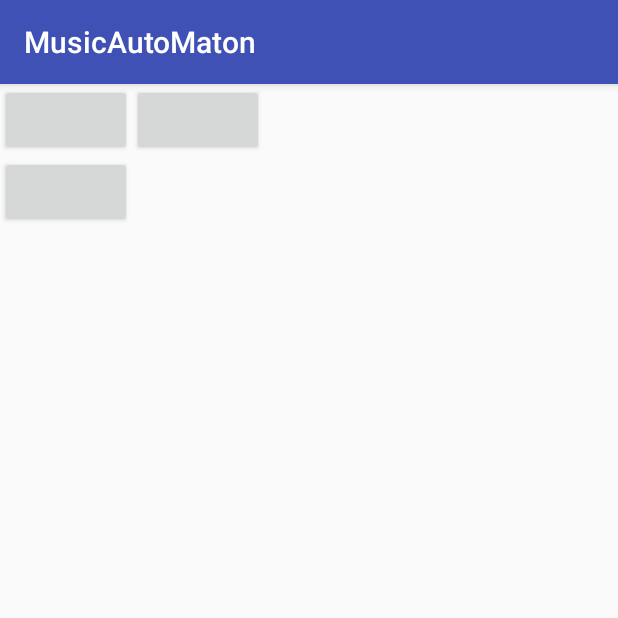
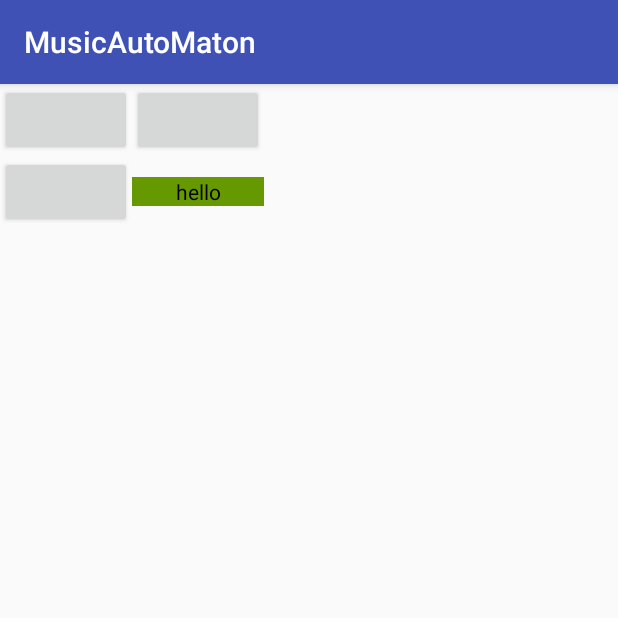
Before and after one commit to SShayashi/Game-of-Life-with-sound, an Android app: the screen it shows after launch (MainActivity), on a phone screen of 412 x 824 dp, the top half of it. Run offline under Robolectric (Android 15) with nearby library versions, the phone set to English and light mode, and no system bars.

Commit message:
Cellの一つにcell viewを追加するまで

```diff
--- a/app/src/main/java/com/sshayashi/musicgame/CellView.java
+++ b/app/src/main/java/com/sshayashi/musicgame/CellView.java
@@ -3,21 +3,16 @@ package com.sshayashi.musicgame;
 import android.content.Context;
 import android.content.res.TypedArray;
 import android.graphics.Canvas;
-import android.graphics.Color;
-import android.graphics.Paint;
-import android.graphics.drawable.Drawable;
-import android.text.TextPaint;
 import android.util.AttributeSet;
+import android.util.Log;
 import android.view.View;
-import android.view.LayoutInflater;
-import android.widget.Button;
-import android.widget.TableLayout;
-import android.widget.TableRow;
+import android.support.v7.widget.AppCompatButton;
+
 
 /**
  * TODO: document your custom view class.
  */
-public class CellView extends View {
+public class CellView extends AppCompatButton {
     private String mText = ""; // TODO: use a default from R.string...
     private float mTextWidth;
     private float mTextHeight;
@@ -37,13 +32,20 @@ public class CellView extends View {
 
     private void init(Context context, AttributeSet attrs, int defStyle) {
 
-
         final TypedArray a = context.obtainStyledAttributes(
                 attrs, R.styleable.CellView , defStyle, 0);
+//        mText = a.getString(R.styleable.CellView_text);
+//        int b = a.getInt(R.styleable.CellView_num,0);
+        a.recycle();
 
-        mText = a.getString(R.styleable.CellView_text);
-        int b = a.getInt(R.styleable.CellView_num,0);
-        a.recycle();
+        OnClickListener listener = new OnClickListener() {
+            @Override
+            public void onClick(View v) {
+                Log.d("Cell View","button clicked");
+            }
+        };
+        this.setOnClickListener(listener);
+
     }
 
     @Override
--- a/app/src/main/java/com/sshayashi/musicgame/CellsWorldFragment.java
+++ b/app/src/main/java/com/sshayashi/musicgame/CellsWorldFragment.java
@@ -39,9 +39,9 @@ public class CellsWorldFragment extends Fragment {
         TableRow tableRow2 = new TableRow(c);
         tableLayout.addView(tableRow2);
         tableRow2.addView(new Button(c));
-        Resources res = this.getResources();
-        View vv = inflater.inflate(R.layout.cell_view, container,false);
-        CellView cell =  (CellView) vv.findViewById(R.id.cell_view);
+
+        View cell_layout = inflater.inflate(R.layout.cell_view, null);
+        CellView cell =  (CellView) cell_layout.findViewById(R.id.cell_view);
         tableRow2.addView(cell);
 
         return v;
--- a/app/src/main/res/layout/cell_view.xml
+++ b/app/src/main/res/layout/cell_view.xml
@@ -2,11 +2,9 @@
     xmlns:android="http://schemas.android.com/apk/res/android"
     xmlns:cell="http://schemas.android.com/apk/res-auto"
     android:id="@+id/cell_view"
+    android:layout_width="match_parent"
+    android:layout_height="match_parent"
+    android:background="@android:color/holo_green_dark"
+    android:text="hello"
     style="@style/CellViewStyle"
-    android:layout_width="100dp"
-    android:layout_height="100dp"
-    cell:color="@color/colorAccent"
-    cell:height="24sp"
-    cell:num="10"
-    cell:text="hello"
-    cell:width="24sp" />
+    />
```
Also changed, not shown: app/src/main/res/values/styles.xml (+1 -6 lines).
